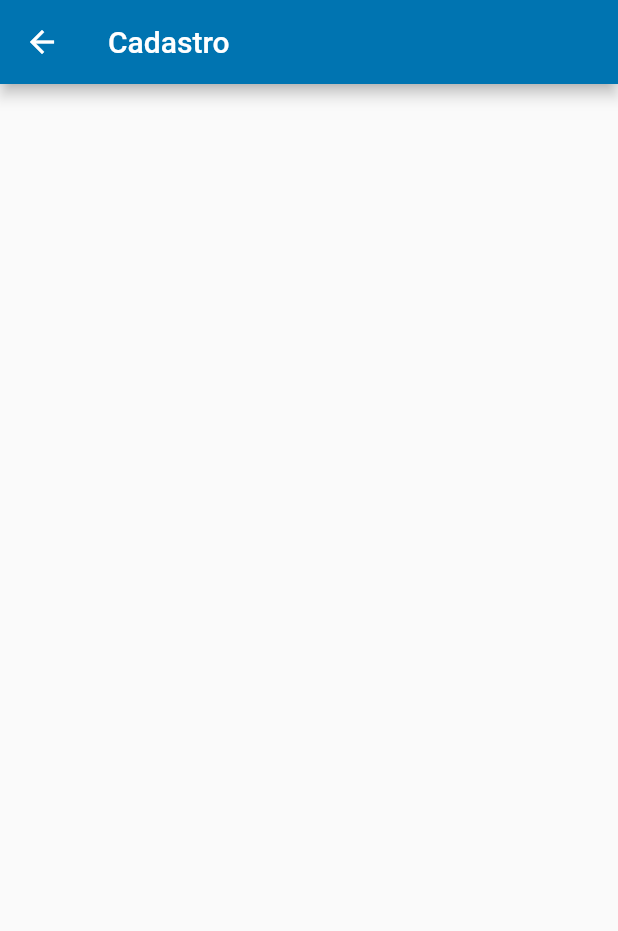
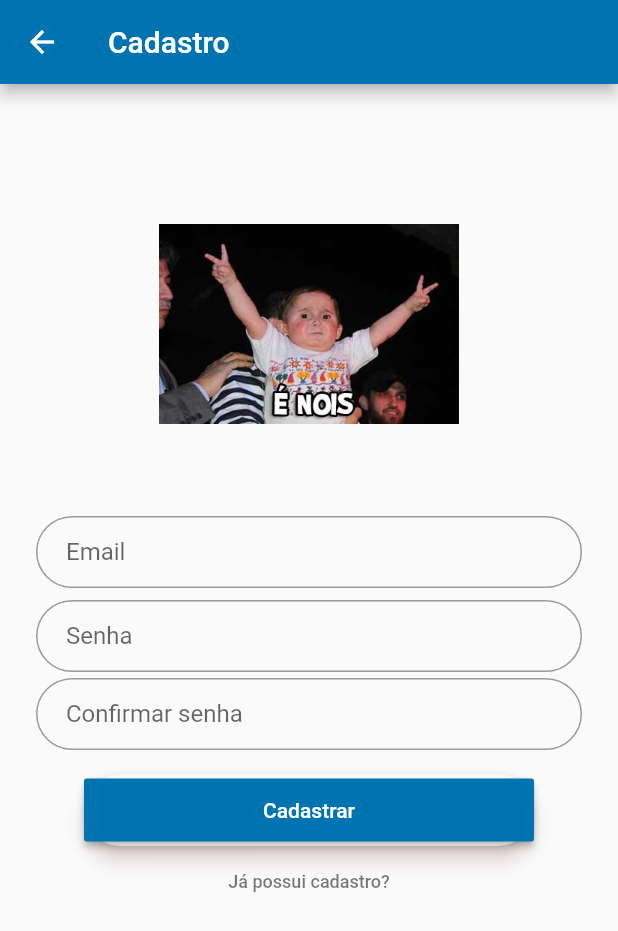
Before and after one commit to joaovirgili/flutter_bolao_da_copa, a Flutter app: the Register screen opened by its route, on a phone screen of 412 x 824 dp. Shown: the top 931 px of the screen. Run offline on Flutter 3.47's test engine with Material 2 defaults, Android fonts, the phone set to English and light mode, and no system bars; our stand-ins replace firebase_auth; accounts and stored records are empty; network calls fail; Roboto replaces fonts that are missing (Nunito).

Commit message:
Register screen working. Main getting user's email after logging in

```diff
--- a/lib/main.dart
+++ b/lib/main.dart
@@ -1,3 +1,6 @@
+import 'dart:async';
+
+import 'package:firebase_auth/firebase_auth.dart';
 import 'package:flutter/material.dart';
 
 import 'views/matches/matches-geral.dart';
@@ -56,6 +59,24 @@ class _MainState extends State<Main> with SingleTickerProviderStateMixin {
   _MainState({this.title, this.auth});
   final String title;
   final BaseAuth auth;
+  String _username, _displayName;
+
+  Future<String> _getUsername() async {
+    FirebaseUser user = await auth.currentUser();
+    return user.email;
+  }
+
+  @override
+  void initState() {
+    // TODO: implement initState
+    super.initState();
+    auth.currentUser().then((user) {
+      setState(() {
+        _username = user.email;
+        _displayName = user.displayName == null ? "" : user.displayName;
+      });
+    });
+  }
 
   @override
   Widget build(BuildContext context) {
@@ -91,11 +112,12 @@ class _MainState extends State<Main> with SingleTickerProviderStateMixin {
                       mainAxisAlignment: MainAxisAlignment.center,
                       crossAxisAlignment: CrossAxisAlignment.start,
                       children: <Widget>[
-                        new Text("JP"),
-                        new Text("sr.joaovirgili@gmail.com")
+                        new Text(_displayName), //username
+                        new Text(_username),
+                        // new Text("sr.joaovirgili@gmail.com") //user email
                       ],
                     ),
-                    new Text("32 pontos")
+                    new Text("32 pontos") //user scores
                   ],
                 ),
               ),
--- a/lib/views/register.dart
+++ b/lib/views/register.dart
@@ -1,4 +1,8 @@
+import 'dart:async';
+
 import 'package:flutter/material.dart';
+
+import '../utils/auth.dart';
 
 class Register extends StatefulWidget {
   Register({Key key, this.title}) : super(key: key);
@@ -12,13 +16,133 @@ class Register extends StatefulWidget {
 class _RegisterState extends State<Register> {
   _RegisterState({this.title});
   final title;
+  final formKey = new GlobalKey<FormState>();
+  String _email, _password, _passwordConfirm;
+
+  Future validateAndSave() async {
+    final form = formKey.currentState;
+    if (form.validate()) {
+      form.save();
+      if (_password == _passwordConfirm) {
+        try {
+          await new Auth().createUserWithEmailAndPassword(_email, _password);
+        } catch(e) {
+          print(e);
+        }
+      }
+      else {
+        print("Senhas não conferem.");
+      }
+    }
+  }
+
+
 
   @override
   Widget build(BuildContext context) {
     return new Scaffold(
       appBar: new AppBar(title: new Text(title),),
       body: new ListView(
-        children: <Widget>[],
+        padding: const EdgeInsets.fromLTRB(24.0, 60.0, 24.0, 0.0),
+        children: <Widget>[
+            new Form(
+              key: formKey,
+              child: new Column(
+                children: <Widget>[
+                  Padding(
+              padding: const EdgeInsets.only(bottom: 24.0),
+              child: new Hero(
+                tag: "hero",
+                child: new Image.asset(
+                  "assets/eh_nois.jpg",
+                  repeat: ImageRepeat.noRepeat,
+                  width: 200.0,
+                  height: 200.0,
+                ),
+              ),
+            ),
+                  Padding(
+                      padding: const EdgeInsets.symmetric(vertical: 4.0),
+                      child: new TextFormField(
+                        keyboardType: TextInputType.emailAddress,
+                        autofocus: false,
+                        decoration: InputDecoration(
+                            hintText: "Email",
+                            contentPadding: const EdgeInsets.fromLTRB(
+                                20.0, 10.0, 20.0, 10.0),
+                            border: OutlineInputBorder(
+                                borderRadius: BorderRadius.circular(32.0))),
+                        validator: (value) => value.isEmpty
+                            ? "E-mail precisa ser preenchido"
+                            : null,
+                        onSaved: (value) => this._email = value,
+                      )),
+                  Padding(
+                    padding: const EdgeInsets.only(top: 4.0),
+                    child: new TextFormField(
+                      obscureText: true,
+                      autofocus: false,
+                      decoration: InputDecoration(
+                          hintText: "Senha",
+                          contentPadding:
+                              const EdgeInsets.fromLTRB(20.0, 10.0, 20.0, 10.0),
+                          border: OutlineInputBorder(
+                              borderRadius: BorderRadius.circular(32.0))),
+                      validator: (value) => value.isEmpty
+                          ? "senha precisa ser preenchido"
+                          : null,
+                      onSaved: (value) => this._password = value,
+                    ),
+                  ),
+                  Padding(
+                    padding: const EdgeInsets.only(top: 4.0),
+                    child: new TextFormField(
+                      obscureText: true,
+                      autofocus: false,
+                      decoration: InputDecoration(
+                          hintText: "Confirmar senha",
+                          contentPadding:
+                              const EdgeInsets.fromLTRB(20.0, 10.0, 20.0, 10.0),
+                          border: OutlineInputBorder(
+                              borderRadius: BorderRadius.circular(32.0))),
+                      validator: (value) => value.isEmpty
+                          ? "Confirmar senha precisa ser preenchido"
+                          : null,
+                      onSaved: (value) => this._passwordConfirm = value,
+                    ),
+                  ),
+                ],
+              ),
+            ),
+            new Padding(
+              padding: const EdgeInsets.fromLTRB(32.0, 16.0, 32.0, 0.0),
+              child: Material(
+                borderRadius: BorderRadius.circular(30.0),
+                shadowColor: Colors.red.shade100,
+                elevation: 5.0,
+                child: MaterialButton(
+                  height: 42.0,
+                  onPressed: () {
+                    validateAndSave();
+                  },
+                  color: Theme.of(context).primaryColor,
+                  child: new Text(
+                    "Cadastrar",
+                    style: new TextStyle(color: Colors.white),
+                  ),
+                ),
+              ),
+            ),
+            new FlatButton(
+              child: new Text(
+                "Já possui cadastro?",
+                style: TextStyle(color: Colors.black54, fontSize: 12.0),
+              ),
+              onPressed: () {
+                Navigator.pushNamed(context, "/Login");
+              },
+            ),
+          ],
 
       ),
     );
--- a/pubspec.yaml
+++ b/pubspec.yaml
@@ -73,6 +73,7 @@ flutter:
     - assets/icons/icons-stadium.png
     - assets/icons/icons-worldcup-trophy.png
     - assets/world-cup-logo.png
+    - assets/eh_nois.jpg
 
 
 
```
Also changed, not shown: assets/eh_nois.jpg (added).
